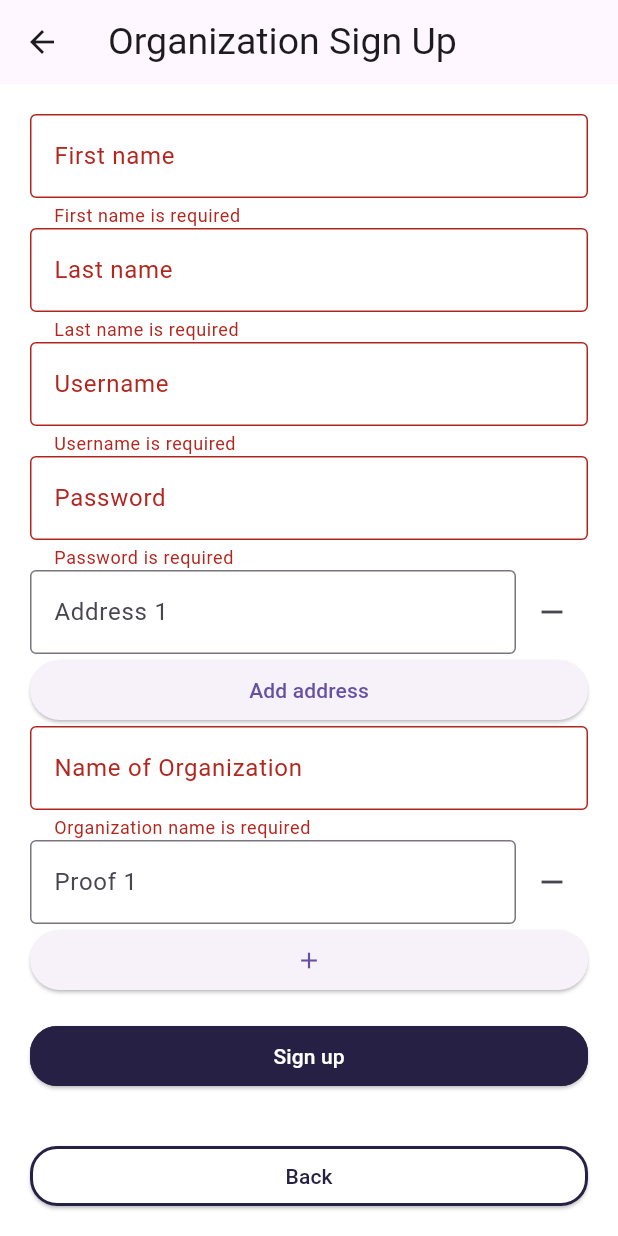
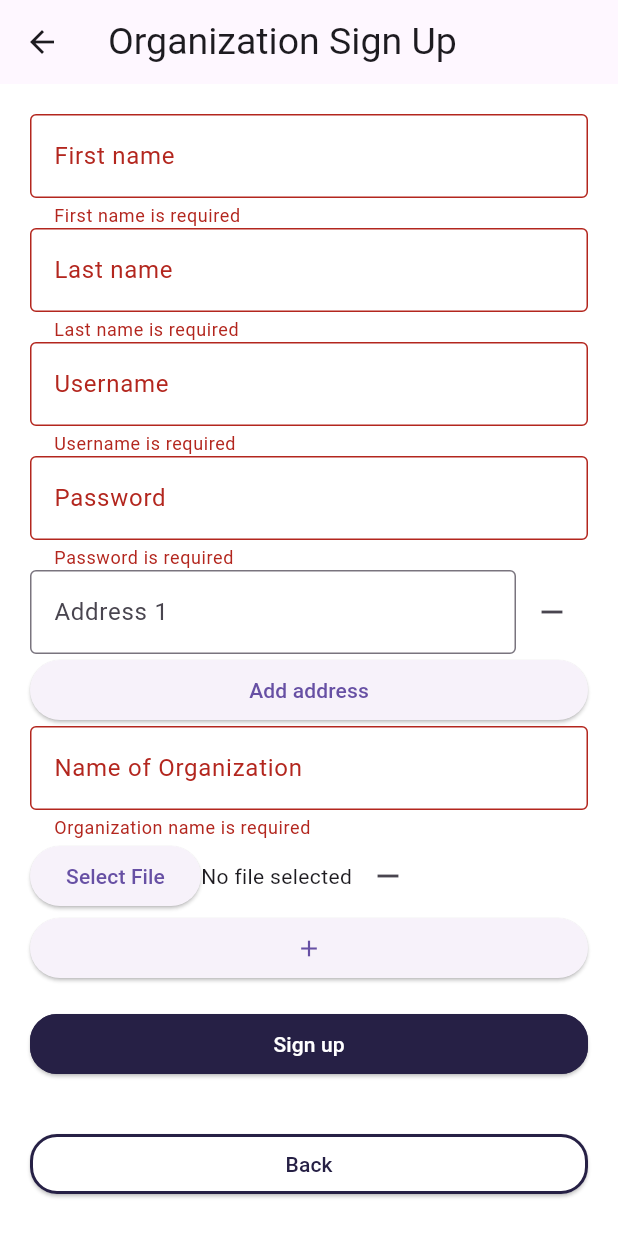
Before and after one commit to ICS-CMSC-23/donation-drive-app, a Flutter app: the OrganizationSignUpPage screen opened by its route, after a tap on "Sign up", on a phone screen of 412 x 824 dp. Run offline on Flutter 3.47's test engine with Material 3 defaults, Android fonts, the phone set to English and light mode, and no system bars; our stand-ins replace cloud_firestore, email_validator, file_picker, firebase_auth, firebase_core, firebase_storage; accounts and stored records are empty.

Commit message:
feat: added file upload for organization sign up

```diff
--- a/lib/screens/organization_sign_up_page.dart
+++ b/lib/screens/organization_sign_up_page.dart
@@ -1,3 +1,6 @@
+import 'dart:io';
+import 'package:firebase_storage/firebase_storage.dart';
+import 'package:file_picker/file_picker.dart';
 import 'package:flutter/material.dart';
 import 'package:email_validator/email_validator.dart';
 import 'package:provider/provider.dart';
@@ -25,6 +28,31 @@ class _OrganizationSignUpPageState extends State<OrganizationSignUpPage> {
   List<TextEditingController> proofsOfLegitimacyController = [
     TextEditingController()
   ];
+
+  PlatformFile? pickedFile;
+
+  Future selectFile() async {
+    final result = await FilePicker.platform.pickFiles();
+
+    if (result == null) return;
+
+    setState(() {
+      pickedFile = result.files.first;
+    });
+  }
+
+  Future uploadFile() async {
+    if (pickedFile == null) return;
+
+    final path = 'files/${pickedFile!.name}';
+    final file = File(pickedFile!.path!);
+
+    final ref = FirebaseStorage.instance.ref().child(path);
+    await ref.putFile(file);
+
+    final fileUrl = await ref.getDownloadURL();
+    return fileUrl;
+  }
 
   @override
   Widget build(BuildContext context) {
@@ -101,9 +129,6 @@ class _OrganizationSignUpPageState extends State<OrganizationSignUpPage> {
       },
     );
 
-    final proofsOfLegitimacy =
-        IconButton(icon: const Icon(Icons.camera_alt), onPressed: () {});
-
     final signUpButton = Padding(
       padding: const EdgeInsets.symmetric(vertical: 16.0),
       child: ElevatedButton(
@@ -128,6 +153,9 @@ class _OrganizationSignUpPageState extends State<OrganizationSignUpPage> {
                 .read<OrganizationListProvider>()
                 .getOrganizationCount();
 
+            // Upload file and get URL
+            final proofUrl = await uploadFile();
+
             context
                 .read<OrganizationListProvider>()
                 .addOrganization(Organization(
@@ -139,8 +167,7 @@ class _OrganizationSignUpPageState extends State<OrganizationSignUpPage> {
                   addresses: addressesController.map((c) => c.text).toList(),
                   contactNo: contactNoController.text,
                   organizationName: organizationNameController.text,
-                  proofsOfLegitimacy:
-                      proofsOfLegitimacyController.map((c) => c.text).toList(),
+                  proofsOfLegitimacy: proofUrl != null ? [proofUrl] : [],
                 ));
             if (context.mounted) Navigator.pop(context);
           }
@@ -222,14 +249,11 @@ class _OrganizationSignUpPageState extends State<OrganizationSignUpPage> {
                   organizationName,
                   for (var i = 0; i < proofsOfLegitimacyController.length; i++)
                     Row(children: [
-                      Expanded(
-                          child: TextFormField(
-                        controller: proofsOfLegitimacyController[i],
-                        decoration: InputDecoration(
-                          labelText: 'Proof ${i + 1}',
-                          border: const OutlineInputBorder(),
-                        ),
-                      )),
+                      ElevatedButton(
+                        onPressed: selectFile,
+                        child: const Text('Select File'),
+                      ),
+                      Text(pickedFile?.name ?? 'No file selected'),
                       IconButton(
                           icon: const Icon(Icons.remove),
                           onPressed: () {
--- a/pubspec.yaml
+++ b/pubspec.yaml
@@ -42,6 +42,8 @@ dependencies:
   image_picker: ^1.0.8
   cloud_firestore: ^4.15.8
   intl: ^0.17.0
+  file_picker: ^4.5.1
+  firebase_storage: ^11.6.9
 
 dev_dependencies:
   flutter_test:
```
Also changed, not shown: pubspec.lock, 3 other files.
